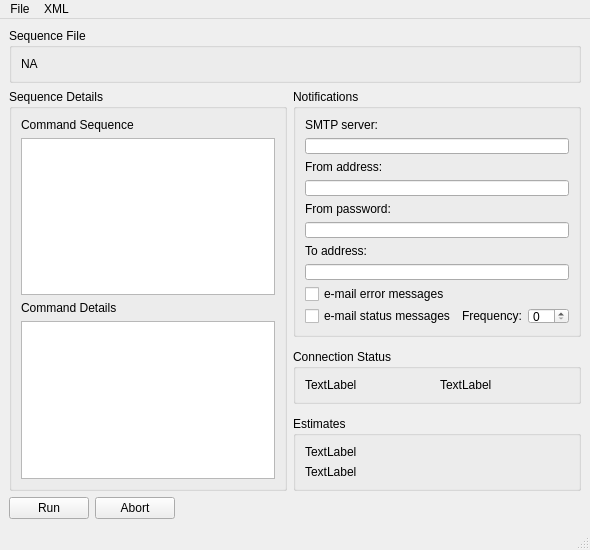
Qt form dave/qtdesigner/dave.ui (ZhuangLab/storm-control) before a commit.
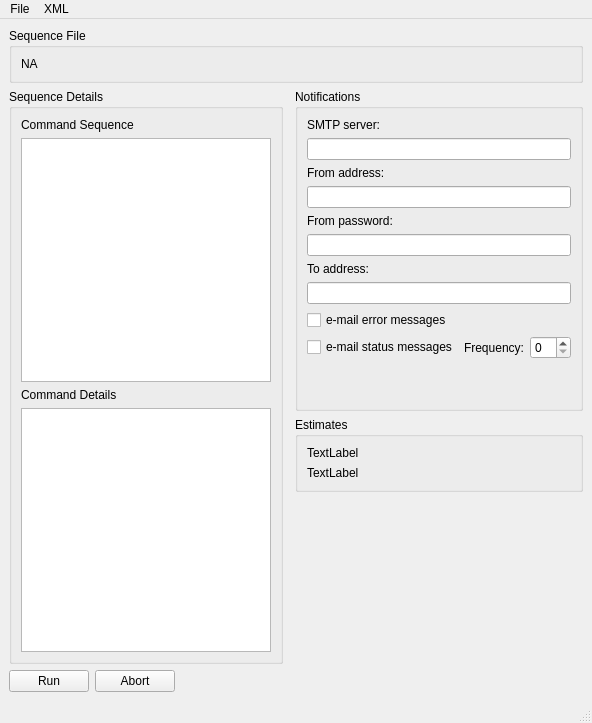
The same form after that commit.

Commit message: Changes to Dave-2 GUI and response of run/pause/abort buttons

What changed in the file:
```diff
--- a/dave/qtdesigner/dave.ui
+++ b/dave/qtdesigner/dave.ui
@@ -6,8 +6,8 @@
    <rect>
     <x>0</x>
     <y>0</y>
-    <width>590</width>
-    <height>550</height>
+    <width>592</width>
+    <height>723</height>
    </rect>
   </property>
   <property name="sizePolicy">
@@ -29,7 +29,47 @@
    <string>Dave</string>
   </property>
   <widget class="QWidget" name="centralwidget">
-   <layout class="QGridLayout" name="mainGridLayout" rowstretch="0,0,0,0,0,0,0,0,0">
+   <layout class="QGridLayout" name="mainGridLayout" rowstretch="0,0,0,0,0,0,0">
+    <item row="6" column="2">
+     <widget class="QPushButton" name="abortButton">
+      <property name="text">
+       <string>Abort</string>
+      </property>
+     </widget>
+    </item>
+    <item row="6" column="1">
+     <widget class="QPushButton" name="runButton">
+      <property name="text">
+       <string>Run</string>
+      </property>
+     </widget>
+    </item>
+    <item row="6" column="3">
+     <spacer name="horizontalSpacer">
+      <property name="orientation">
+       <enum>Qt::Horizontal</enum>
+      </property>
+      <property name="sizeHint" stdset="0">
+       <size>
+        <width>40</width>
+        <height>20</height>
+       </size>
+      </property>
+     </spacer>
+    </item>
+    <item row="4" column="5">
+     <spacer name="verticalSpacer2">
+      <property name="orientation">
+       <enum>Qt::Vertical</enum>
+      </property>
+      <property name="sizeHint" stdset="0">
+       <size>
+        <width>20</width>
+        <height>40</height>
+       </size>
+      </property>
+     </spacer>
+    </item>
     <item row="0" column="1" colspan="5">
      <widget class="QGroupBox" name="sequenceGroupBox">
       <property name="title">
@@ -46,63 +86,7 @@
       </layout>
      </widget>
     </item>
-    <item row="3" column="5">
-     <widget class="QGroupBox" name="connectionStatusGroupBox">
-      <property name="title">
-       <string>Connection Status</string>
-      </property>
-      <layout class="QHBoxLayout" name="horizontalLayout">
-       <item>
-        <widget class="QLabel" name="HALConnectionLabel">
-         <property name="text">
-          <string>TextLabel</string>
-         </property>
-        </widget>
-       </item>
-       <item>
-        <widget class="QLabel" name="kilroyConnectionLabel">
-         <property name="text">
-          <string>TextLabel</string>
-         </property>
-        </widget>
-       </item>
-      </layout>
-     </widget>
-    </item>
-    <item row="8" column="1">
-     <widget class="QPushButton" name="runButton">
-      <property name="text">
-       <string>Run</string>
-      </property>
-     </widget>
-    </item>
-    <item row="4" column="5">
-     <spacer name="verticalSpacer1">
-      <property name="orientation">
-       <enum>Qt::Vertical</enum>
-      </property>
-      <property name="sizeHint" stdset="0">
-       <size>
-        <width>20</width>
-        <height>40</height>
-       </size>
-      </property>
-     </spacer>
-    </item>
     <item row="2" column="5">
-     <spacer name="verticalSpacer2">
-      <property name="orientation">
-       <enum>Qt::Vertical</enum>
-      </property>
-      <property name="sizeHint" stdset="0">
-       <size>
-        <width>20</width>
-        <height>40</height>
-       </size>
-      </property>
-     </spacer>
-    </item>
-    <item row="5" column="5">
      <widget class="QGroupBox" name="estimatesGroupBox">
       <property name="title">
        <string>Estimates</string>
@@ -125,88 +109,6 @@
       </layout>
      </widget>
     </item>
-    <item row="8" column="2">
-     <widget class="QPushButton" name="abortButton">
-      <property name="text">
-       <string>Abort</string>
-      </property>
-     </widget>
-    </item>
-    <item row="8" column="3">
-     <spacer name="horizontalSpacer">
-      <property name="orientation">
-       <enum>Qt::Horizontal</enum>
-      </property>
-      <property name="sizeHint" stdset="0">
-       <size>
-        <width>40</width>
-        <height>20</height>
-       </size>
-      </property>
-     </spacer>
-    </item>
-    <item row="1" column="1" rowspan="5" colspan="4">
-     <widget class="QGroupBox" name="commandGroupBox">
-      <property name="title">
-       <string>Sequence Details</string>
-      </property>
-      <layout class="QVBoxLayout" name="verticalLayout_3">
-       <item>
-        <widget class="QLabel" name="commandSequenceLabel">
-         <property name="text">
-          <string>Command Sequence</string>
-         </property>
-        </widget>
-       </item>
-       <item>
-        <widget class="QListWidget" name="commandSequenceList"/>
-       </item>
-       <item>
-        <widget class="QLabel" name="commandDetailLabel">
-         <property name="text">
-          <string>Command Details</string>
-         </property>
-        </widget>
-       </item>
-       <item>
-        <widget class="QTableWidget" name="commandDetailsTable">
-         <property name="font">
-          <font>
-           <pointsize>8</pointsize>
-          </font>
-         </property>
-         <property name="focusPolicy">
-          <enum>Qt::NoFocus</enum>
-         </property>
-         <property name="selectionMode">
-          <enum>QAbstractItemView::NoSelection</enum>
-         </property>
-         <property name="showGrid">
-          <bool>false</bool>
-         </property>
-         <property name="wordWrap">
-          <bool>false</bool>
-         </property>
-         <attribute name="horizontalHeaderVisible">
-          <bool>false</bool>
-         </attribute>
-         <attribute name="horizontalHeaderMinimumSectionSize">
-          <number>18</number>
-         </attribute>
-         <attribute name="verticalHeaderVisible">
-          <bool>false</bool>
-         </attribute>
-         <attribute name="verticalHeaderDefaultSectionSize">
-          <number>18</number>
-         </attribute>
-         <attribute name="verticalHeaderMinimumSectionSize">
-          <number>18</number>
-         </attribute>
-        </widget>
-       </item>
-      </layout>
-     </widget>
-    </item>
     <item row="1" column="5">
      <widget class="QGroupBox" name="notificationGroupBox">
       <property name="title">
@@ -301,6 +203,68 @@
       </layout>
      </widget>
     </item>
+    <item row="1" column="1" rowspan="4" colspan="3">
+     <widget class="QGroupBox" name="commandGroupBox">
+      <property name="title">
+       <string>Sequence Details</string>
+      </property>
+      <layout class="QVBoxLayout" name="verticalLayout_3">
+       <item>
+        <widget class="QLabel" name="commandSequenceLabel">
+         <property name="text">
+          <string>Command Sequence</string>
+         </property>
+        </widget>
+       </item>
+       <item>
+        <widget class="QListWidget" name="commandSequenceList"/>
+       </item>
+       <item>
+        <widget class="QLabel" name="commandDetailLabel">
+         <property name="text">
+          <string>Command Details</string>
+         </property>
+        </widget>
+       </item>
+       <item>
+        <widget class="QTableWidget" name="commandDetailsTable">
+         <property name="font">
+          <font>
+           <pointsize>8</pointsize>
+          </font>
+         </property>
+         <property name="focusPolicy">
+          <enum>Qt::NoFocus</enum>
+         </property>
+         <property name="selectionMode">
+          <enum>QAbstractItemView::NoSelection</enum>
+         </property>
+         <property name="showGrid">
+          <bool>false</bool>
+         </property>
+         <property name="wordWrap">
+          <bool>false</bool>
+         </property>
+         <attribute name="horizontalHeaderVisible">
+          <bool>false</bool>
+         </attribute>
+         <attribute name="horizontalHeaderMinimumSectionSize">
+          <number>18</number>
+         </attribute>
+         <attribute name="verticalHeaderVisible">
+          <bool>false</bool>
+         </attribute>
+         <attribute name="verticalHeaderDefaultSectionSize">
+          <number>18</number>
+         </attribute>
+         <attribute name="verticalHeaderMinimumSectionSize">
+          <number>18</number>
+         </attribute>
+        </widget>
+       </item>
+      </layout>
+     </widget>
+    </item>
    </layout>
   </widget>
   <widget class="QMenuBar" name="menubar">
@@ -308,7 +272,7 @@
     <rect>
      <x>0</x>
      <y>0</y>
-     <width>590</width>
+     <width>592</width>
      <height>21</height>
     </rect>
    </property>
```
The commit also changes 2 other files.
